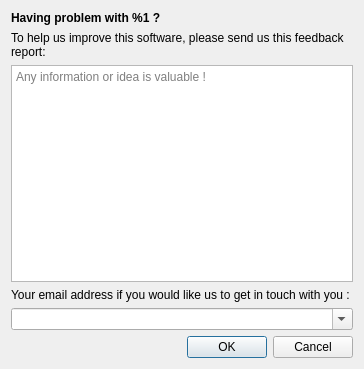
The window that libs/PhCommonUI/PhFeedbackDialog.ui (JokerSync/Joker) describes before a commit, drawn with Qt 5.
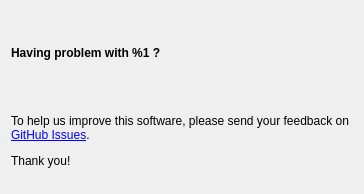
The same window after the commit.

Commit message: Feedback dialog: GitHuB issues link instead of report API

Patch:
```diff
--- a/libs/PhCommonUI/PhFeedbackDialog.ui
+++ b/libs/PhCommonUI/PhFeedbackDialog.ui
@@ -7,7 +7,7 @@
     <x>0</x>
     <y>0</y>
     <width>364</width>
-    <height>369</height>
+    <height>194</height>
    </rect>
   </property>
   <property name="sizePolicy">
@@ -48,68 +48,18 @@
       </sizepolicy>
      </property>
      <property name="text">
-      <string>To help us improve this software, please send us this feedback report:</string>
+      <string>&lt;p&gt;To help us improve this software, please send your feedback on &lt;a href=&quot;https://github.com/JokerSync/Joker/issues&quot;&gt;GitHub Issues&lt;/a&gt;.&lt;/p&gt;
+
+&lt;p&gt;Thank you!&lt;/p&gt;</string>
      </property>
      <property name="wordWrap">
       <bool>true</bool>
      </property>
-    </widget>
-   </item>
-   <item>
-    <widget class="QTextEdit" name="textEditComment">
-     <property name="minimumSize">
-      <size>
-       <width>0</width>
-       <height>0</height>
-      </size>
-     </property>
-     <property name="placeholderText">
-      <string>Any information or idea is valuable !</string>
-     </property>
-    </widget>
-   </item>
-   <item>
-    <widget class="QLabel" name="labelTitle_2">
-     <property name="sizePolicy">
-      <sizepolicy hsizetype="Expanding" vsizetype="Preferred">
-       <horstretch>0</horstretch>
-       <verstretch>0</verstretch>
-      </sizepolicy>
-     </property>
-     <property name="text">
-      <string>Your email address if you would like us to get in touch with you :</string>
-     </property>
-     <property name="textFormat">
-      <enum>Qt::AutoText</enum>
-     </property>
-     <property name="scaledContents">
-      <bool>false</bool>
-     </property>
-     <property name="wordWrap">
+     <property name="openExternalLinks">
       <bool>true</bool>
      </property>
-    </widget>
-   </item>
-   <item>
-    <widget class="QComboBox" name="comboBoxEmails">
-     <property name="sizePolicy">
-      <sizepolicy hsizetype="Expanding" vsizetype="Fixed">
-       <horstretch>0</horstretch>
-       <verstretch>0</verstretch>
-      </sizepolicy>
-     </property>
-     <property name="editable">
-      <bool>true</bool>
-     </property>
-     <property name="currentText">
-      <string/>
-     </property>
-    </widget>
-   </item>
-   <item>
-    <widget class="QDialogButtonBox" name="buttonBox">
-     <property name="standardButtons">
-      <set>QDialogButtonBox::Cancel|QDialogButtonBox::Ok</set>
+     <property name="textInteractionFlags">
+      <set>Qt::TextBrowserInteraction</set>
      </property>
     </widget>
    </item>
```
The commit also changes 9 other files.
